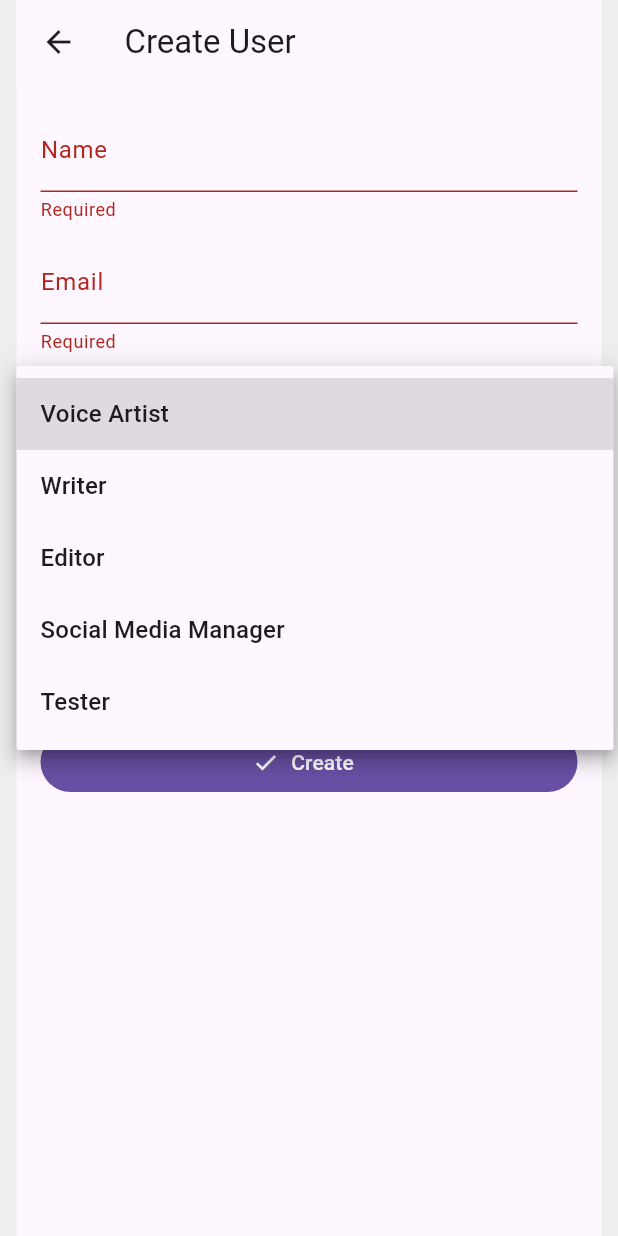
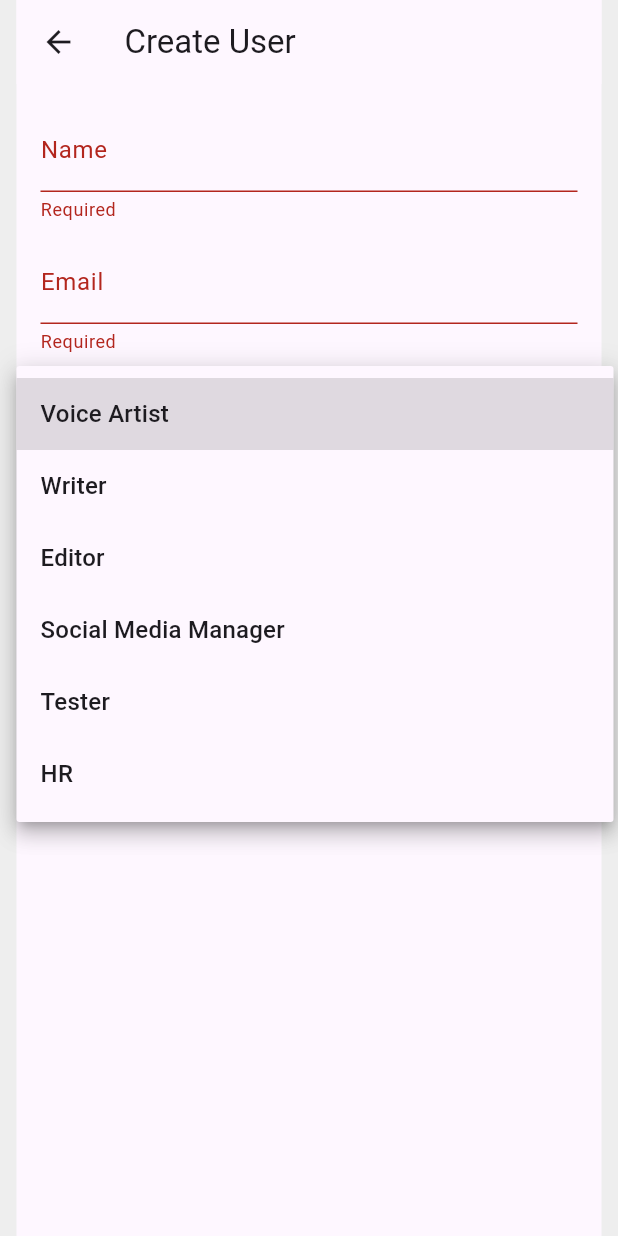
Before and after one commit to ChandraChaan/om_videos, a Flutter app: the UserCreatePage screen opened directly with empty values, after a tap on "Create", after a tap on "Voice Artist", on a phone screen of 412 x 824 dp. Run offline on Flutter 3.47's test engine with Material 3 defaults, Android fonts, the phone set to English and light mode, and no system bars; our stand-ins replace cached_network_image, chewie, dio, shared_preferences, video_player; accounts and stored records are empty.

Commit message:
added hr filed

```diff
--- a/lib/screens/user_create_page.dart
+++ b/lib/screens/user_create_page.dart
@@ -34,6 +34,7 @@ class _UserCreatePageState extends State<UserCreatePage> {
     {'v': 'editor', 't': 'Editor'},
     {'v': 'social', 't': 'Social Media Manager'},
     {'v': 'tester', 't': 'Tester'},
+    {'v': 'hr', 't': 'HR'},
 
   ];
   String _role = 'voice';
```
